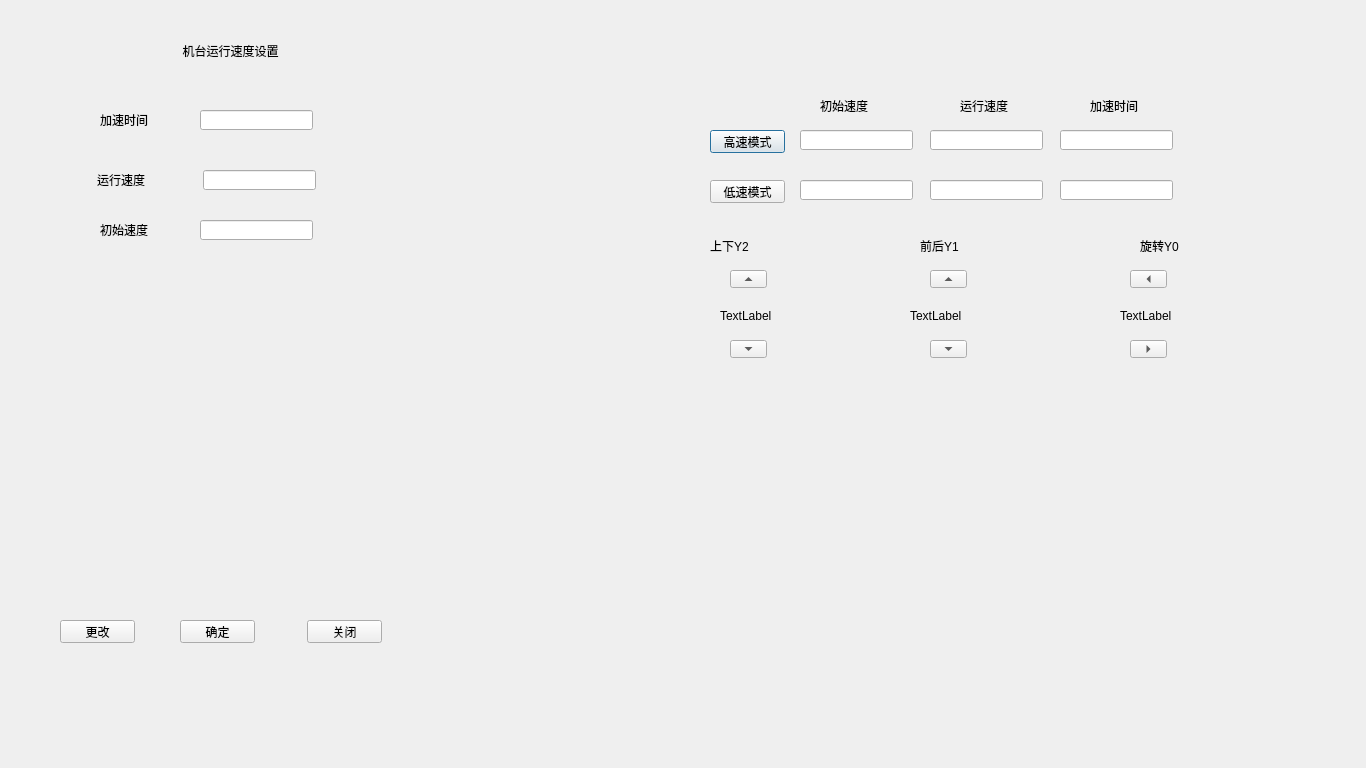
MacavityT/LensRing, file Lens_Ring/cmd.ui: the form before one commit.
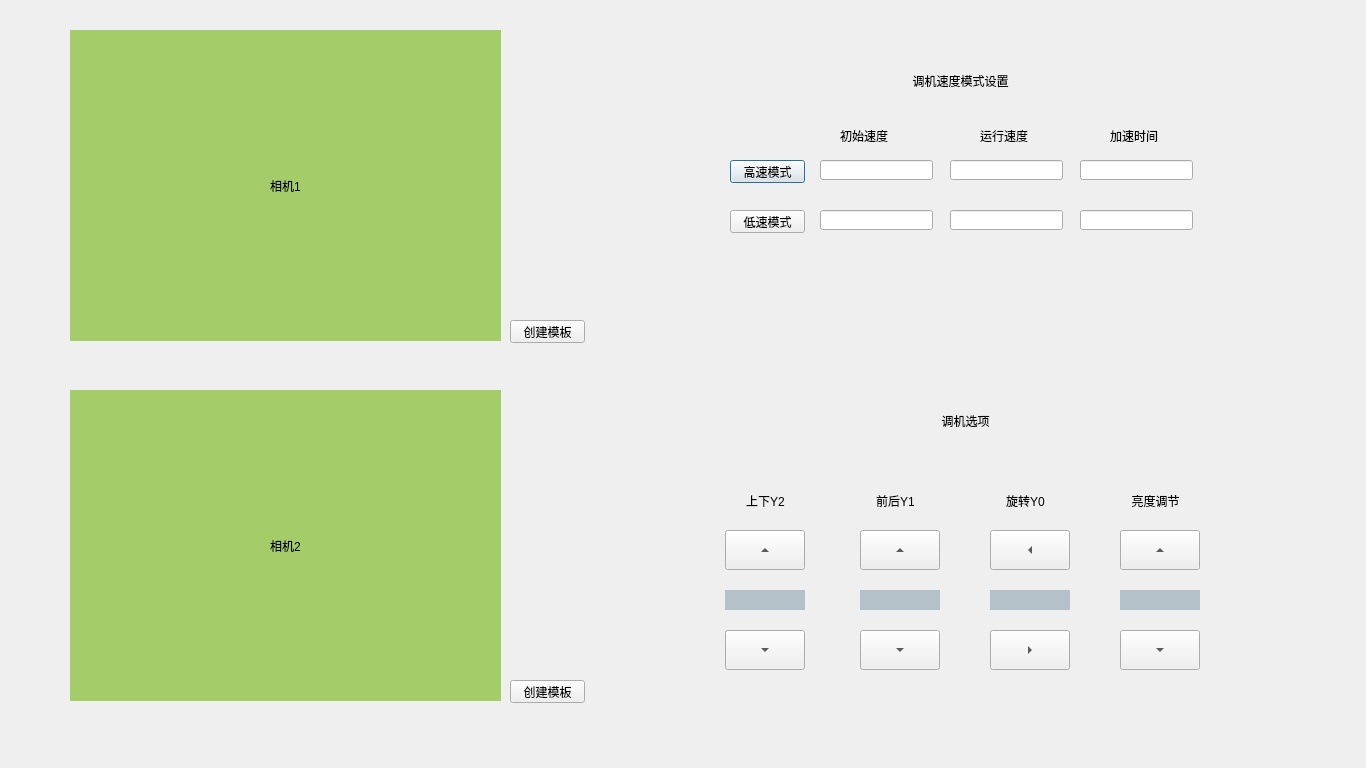
The form after the commit.

Patch:
```diff
--- a/Lens_Ring/cmd.ui
+++ b/Lens_Ring/cmd.ui
@@ -13,82 +13,13 @@
   <property name="windowTitle">
    <string>Dialog</string>
   </property>
-  <widget class="QLineEdit" name="Speed_Initial0">
-   <property name="geometry">
-    <rect>
-     <x>200</x>
-     <y>110</y>
-     <width>113</width>
-     <height>20</height>
-    </rect>
-   </property>
-  </widget>
-  <widget class="QLabel" name="label">
-   <property name="geometry">
-    <rect>
-     <x>100</x>
-     <y>110</y>
-     <width>71</width>
-     <height>20</height>
-    </rect>
-   </property>
-   <property name="text">
-    <string>加速时间</string>
-   </property>
-  </widget>
-  <widget class="QLabel" name="label_2">
-   <property name="geometry">
-    <rect>
-     <x>97</x>
-     <y>170</y>
-     <width>71</width>
-     <height>20</height>
-    </rect>
-   </property>
-   <property name="text">
-    <string>运行速度</string>
-   </property>
-  </widget>
-  <widget class="QLineEdit" name="Spee_Set0">
-   <property name="geometry">
-    <rect>
-     <x>203</x>
-     <y>170</y>
-     <width>113</width>
-     <height>20</height>
-    </rect>
-   </property>
-  </widget>
-  <widget class="QLineEdit" name="Acceleration0">
-   <property name="geometry">
-    <rect>
-     <x>200</x>
-     <y>220</y>
-     <width>113</width>
-     <height>20</height>
-    </rect>
-   </property>
-  </widget>
-  <widget class="QLabel" name="label_3">
-   <property name="geometry">
-    <rect>
-     <x>100</x>
-     <y>220</y>
-     <width>71</width>
-     <height>20</height>
-    </rect>
-   </property>
-   <property name="text">
-    <string>初始速度</string>
-   </property>
-  </widget>
   <widget class="QToolButton" name="Camera1_down">
    <property name="geometry">
     <rect>
-     <x>730</x>
-     <y>340</y>
-     <width>37</width>
-     <height>18</height>
+     <x>725</x>
+     <y>630</y>
+     <width>80</width>
+     <height>40</height>
     </rect>
    </property>
    <property name="text">
@@ -104,10 +35,10 @@
   <widget class="QToolButton" name="Camera1_up">
    <property name="geometry">
     <rect>
-     <x>730</x>
-     <y>270</y>
-     <width>37</width>
-     <height>18</height>
+     <x>725</x>
+     <y>530</y>
+     <width>80</width>
+     <height>40</height>
     </rect>
    </property>
    <property name="text">
@@ -123,10 +54,10 @@
   <widget class="QToolButton" name="Camera2_up">
    <property name="geometry">
     <rect>
-     <x>930</x>
-     <y>270</y>
-     <width>37</width>
-     <height>18</height>
+     <x>860</x>
+     <y>530</y>
+     <width>80</width>
+     <height>40</height>
     </rect>
    </property>
    <property name="text">
@@ -142,10 +73,10 @@
   <widget class="QToolButton" name="Camera2_down">
    <property name="geometry">
     <rect>
-     <x>930</x>
-     <y>340</y>
-     <width>37</width>
-     <height>18</height>
+     <x>860</x>
+     <y>630</y>
+     <width>80</width>
+     <height>40</height>
     </rect>
    </property>
    <property name="text">
@@ -161,36 +92,29 @@
   <widget class="QLabel" name="label_4">
    <property name="geometry">
     <rect>
-     <x>710</x>
-     <y>240</y>
-     <width>54</width>
-     <height>12</height>
+     <x>730</x>
+     <y>490</y>
+     <width>71</width>
+     <height>21</height>
     </rect>
    </property>
+   <property name="styleSheet">
+    <string notr="true">font: 14pt &quot;Adobe 黑体 Std R&quot;;</string>
+   </property>
    <property name="text">
     <string>上下Y2</string>
    </property>
-  </widget>
-  <widget class="QLabel" name="label_5">
-   <property name="geometry">
-    <rect>
-     <x>920</x>
-     <y>240</y>
-     <width>54</width>
-     <height>12</height>
-    </rect>
-   </property>
-   <property name="text">
-    <string>前后Y1</string>
+   <property name="alignment">
+    <set>Qt::AlignCenter</set>
    </property>
   </widget>
   <widget class="QToolButton" name="Clockwise">
    <property name="geometry">
     <rect>
-     <x>1130</x>
-     <y>340</y>
-     <width>37</width>
-     <height>18</height>
+     <x>990</x>
+     <y>630</y>
+     <width>80</width>
+     <height>40</height>
     </rect>
    </property>
    <property name="text">
@@ -206,10 +130,10 @@
   <widget class="QToolButton" name="Anticlockwise">
    <property name="geometry">
     <rect>
-     <x>1130</x>
-     <y>270</y>
-     <width>37</width>
-     <height>18</height>
+     <x>990</x>
+     <y>530</y>
+     <width>80</width>
+     <height>40</height>
     </rect>
    </property>
    <property name="text">
@@ -222,24 +146,11 @@
     <string notr="true">CMD_Button</string>
    </attribute>
   </widget>
-  <widget class="QLabel" name="label_6">
-   <property name="geometry">
-    <rect>
-     <x>1140</x>
-     <y>240</y>
-     <width>54</width>
-     <height>12</height>
-    </rect>
-   </property>
-   <property name="text">
-    <string>旋转Y0</string>
-   </property>
-  </widget>
   <widget class="QPushButton" name="HIGH_SPEED">
    <property name="geometry">
     <rect>
-     <x>710</x>
-     <y>130</y>
+     <x>730</x>
+     <y>160</y>
      <width>75</width>
      <height>23</height>
     </rect>
@@ -251,8 +162,8 @@
   <widget class="QPushButton" name="LOW_SPEED">
    <property name="geometry">
     <rect>
-     <x>710</x>
-     <y>180</y>
+     <x>730</x>
+     <y>210</y>
      <width>75</width>
      <height>23</height>
     </rect>
@@ -264,8 +175,8 @@
   <widget class="QLineEdit" name="HIGH_SPEED_SET">
    <property name="geometry">
     <rect>
-     <x>930</x>
-     <y>130</y>
+     <x>950</x>
+     <y>160</y>
      <width>113</width>
      <height>20</height>
     </rect>
@@ -274,76 +185,18 @@
   <widget class="QLineEdit" name="LOW_SPEED_SET">
    <property name="geometry">
     <rect>
-     <x>930</x>
-     <y>180</y>
+     <x>950</x>
+     <y>210</y>
      <width>113</width>
      <height>20</height>
     </rect>
    </property>
   </widget>
-  <widget class="QLabel" name="label_7">
-   <property name="geometry">
-    <rect>
-     <x>100</x>
-     <y>20</y>
-     <width>261</width>
-     <height>61</height>
-    </rect>
-   </property>
-   <property name="styleSheet">
-    <string notr="true">font: 24pt &quot;Adobe 黑体 Std R&quot;;</string>
-   </property>
-   <property name="text">
-    <string>机台运行速度设置</string>
-   </property>
-   <property name="alignment">
-    <set>Qt::AlignCenter</set>
-   </property>
-  </widget>
-  <widget class="QPushButton" name="CHANGE">
-   <property name="geometry">
-    <rect>
-     <x>60</x>
-     <y>620</y>
-     <width>75</width>
-     <height>23</height>
-    </rect>
-   </property>
-   <property name="text">
-    <string>更改</string>
-   </property>
-  </widget>
-  <widget class="QPushButton" name="CLOSE">
-   <property name="geometry">
-    <rect>
-     <x>307</x>
-     <y>620</y>
-     <width>75</width>
-     <height>23</height>
-    </rect>
-   </property>
-   <property name="text">
-    <string>关闭</string>
-   </property>
-  </widget>
-  <widget class="QPushButton" name="ALL_CONFIRM">
-   <property name="geometry">
-    <rect>
-     <x>180</x>
-     <y>620</y>
-     <width>75</width>
-     <height>23</height>
-    </rect>
-   </property>
-   <property name="text">
-    <string>确定</string>
-   </property>
-  </widget>
   <widget class="QLineEdit" name="High_Speed_Initial">
    <property name="geometry">
     <rect>
-     <x>800</x>
-     <y>130</y>
+     <x>820</x>
+     <y>160</y>
      <width>113</width>
      <height>20</height>
     </rect>
@@ -352,8 +205,8 @@
   <widget class="QLineEdit" name="High_Speed_Acceleration">
    <property name="geometry">
     <rect>
-     <x>1060</x>
-     <y>130</y>
+     <x>1080</x>
+     <y>160</y>
      <width>113</width>
      <height>20</height>
     </rect>
@@ -362,8 +215,8 @@
   <widget class="QLineEdit" name="Low_Speed_Initial">
    <property name="geometry">
     <rect>
-     <x>800</x>
-     <y>180</y>
+     <x>820</x>
+     <y>210</y>
      <width>113</width>
      <height>20</height>
     </rect>
@@ -372,57 +225,37 @@
   <widget class="QLineEdit" name="Low_Speed_Acceleration">
    <property name="geometry">
     <rect>
-     <x>1060</x>
-     <y>180</y>
+     <x>1080</x>
+     <y>210</y>
      <width>113</width>
      <height>20</height>
     </rect>
    </property>
   </widget>
-  <widget class="QLabel" name="label_8">
+  <widget class="QLabel" name="position2">
    <property name="geometry">
     <rect>
-     <x>720</x>
-     <y>310</y>
-     <width>54</width>
-     <height>12</height>
+     <x>725</x>
+     <y>590</y>
+     <width>80</width>
+     <height>20</height>
     </rect>
    </property>
-   <property name="text">
-    <string>TextLabel</string>
+   <property name="styleSheet">
+    <string notr="true">background-color: rgb(181, 193, 200);</string>
    </property>
-  </widget>
-  <widget class="QLabel" name="label_9">
-   <property name="geometry">
-    <rect>
-     <x>910</x>
-     <y>310</y>
-     <width>54</width>
-     <height>12</height>
-    </rect>
-   </property>
    <property name="text">
-    <string>TextLabel</string>
+    <string/>
    </property>
-  </widget>
-  <widget class="QLabel" name="label_10">
-   <property name="geometry">
-    <rect>
-     <x>1120</x>
-     <y>310</y>
-     <width>54</width>
-     <height>12</height>
-    </rect>
-   </property>
-   <property name="text">
-    <string>TextLabel</string>
+   <property name="alignment">
+    <set>Qt::AlignCenter</set>
    </property>
   </widget>
   <widget class="QLabel" name="label_11">
    <property name="geometry">
     <rect>
-     <x>820</x>
-     <y>100</y>
+     <x>840</x>
+     <y>130</y>
      <width>54</width>
      <height>12</height>
     </rect>
@@ -434,8 +267,8 @@
   <widget class="QLabel" name="label_12">
    <property name="geometry">
     <rect>
-     <x>960</x>
-     <y>100</y>
+     <x>980</x>
+     <y>130</y>
      <width>54</width>
      <height>12</height>
     </rect>
@@ -447,8 +280,8 @@
   <widget class="QLabel" name="label_13">
    <property name="geometry">
     <rect>
-     <x>1090</x>
-     <y>100</y>
+     <x>1110</x>
+     <y>130</y>
      <width>54</width>
      <height>12</height>
     </rect>
@@ -457,6 +290,256 @@
     <string>加速时间</string>
    </property>
   </widget>
+  <widget class="QLabel" name="label_20">
+   <property name="geometry">
+    <rect>
+     <x>830</x>
+     <y>50</y>
+     <width>261</width>
+     <height>61</height>
+    </rect>
+   </property>
+   <property name="styleSheet">
+    <string notr="true">font: 24pt &quot;Adobe 黑体 Std R&quot;;</string>
+   </property>
+   <property name="text">
+    <string>调机速度模式设置</string>
+   </property>
+   <property name="alignment">
+    <set>Qt::AlignCenter</set>
+   </property>
+  </widget>
+  <widget class="QLabel" name="label_21">
+   <property name="geometry">
+    <rect>
+     <x>840</x>
+     <y>390</y>
+     <width>251</width>
+     <height>61</height>
+    </rect>
+   </property>
+   <property name="styleSheet">
+    <string notr="true">font: 24pt &quot;Adobe 黑体 Std R&quot;;</string>
+   </property>
+   <property name="text">
+    <string>调机选项</string>
+   </property>
+   <property name="alignment">
+    <set>Qt::AlignCenter</set>
+   </property>
+  </widget>
+  <widget class="QLabel" name="label_3">
+   <property name="geometry">
+    <rect>
+     <x>70</x>
+     <y>30</y>
+     <width>431</width>
+     <height>311</height>
+    </rect>
+   </property>
+   <property name="styleSheet">
+    <string notr="true">font: 24pt &quot;AcadEref&quot;;
+background-color: rgb(164, 205, 106);</string>
+   </property>
+   <property name="text">
+    <string>相机1</string>
+   </property>
+   <property name="alignment">
+    <set>Qt::AlignCenter</set>
+   </property>
+  </widget>
+  <widget class="QLabel" name="label_7">
+   <property name="geometry">
+    <rect>
+     <x>70</x>
+     <y>390</y>
+     <width>431</width>
+     <height>311</height>
+    </rect>
+   </property>
+   <property name="styleSheet">
+    <string notr="true">font: 24pt &quot;AcadEref&quot;;
+background-color: rgb(164, 205, 106);</string>
+   </property>
+   <property name="text">
+    <string>相机2</string>
+   </property>
+   <property name="alignment">
+    <set>Qt::AlignCenter</set>
+   </property>
+  </widget>
+  <widget class="QPushButton" name="pushButton">
+   <property name="geometry">
+    <rect>
+     <x>510</x>
+     <y>320</y>
+     <width>75</width>
+     <height>23</height>
+    </rect>
+   </property>
+   <property name="text">
+    <string>创建模板</string>
+   </property>
+  </widget>
+  <widget class="QPushButton" name="pushButton_2">
+   <property name="geometry">
+    <rect>
+     <x>510</x>
+     <y>680</y>
+     <width>75</width>
+     <height>23</height>
+    </rect>
+   </property>
+   <property name="text">
+    <string>创建模板</string>
+   </property>
+  </widget>
+  <widget class="QLabel" name="position1">
+   <property name="geometry">
+    <rect>
+     <x>860</x>
+     <y>590</y>
+     <width>80</width>
+     <height>20</height>
+    </rect>
+   </property>
+   <property name="styleSheet">
+    <string notr="true">background-color: rgb(181, 193, 200);</string>
+   </property>
+   <property name="text">
+    <string/>
+   </property>
+   <property name="alignment">
+    <set>Qt::AlignCenter</set>
+   </property>
+  </widget>
+  <widget class="QLabel" name="position0">
+   <property name="geometry">
+    <rect>
+     <x>990</x>
+     <y>590</y>
+     <width>80</width>
+     <height>20</height>
+    </rect>
+   </property>
+   <property name="styleSheet">
+    <string notr="true">background-color: rgb(181, 193, 200);</string>
+   </property>
+   <property name="text">
+    <string/>
+   </property>
+   <property name="alignment">
+    <set>Qt::AlignCenter</set>
+   </property>
+  </widget>
+  <widget class="QLabel" name="label_8">
+   <property name="geometry">
+    <rect>
+     <x>860</x>
+     <y>490</y>
+     <width>71</width>
+     <height>21</height>
+    </rect>
+   </property>
+   <property name="styleSheet">
+    <string notr="true">font: 14pt &quot;Adobe 黑体 Std R&quot;;</string>
+   </property>
+   <property name="text">
+    <string>前后Y1</string>
+   </property>
+   <property name="alignment">
+    <set>Qt::AlignCenter</set>
+   </property>
+  </widget>
+  <widget class="QLabel" name="label_9">
+   <property name="geometry">
+    <rect>
+     <x>990</x>
+     <y>490</y>
+     <width>71</width>
+     <height>21</height>
+    </rect>
+   </property>
+   <property name="styleSheet">
+    <string notr="true">font: 14pt &quot;Adobe 黑体 Std R&quot;;</string>
+   </property>
+   <property name="text">
+    <string>旋转Y0</string>
+   </property>
+   <property name="alignment">
+    <set>Qt::AlignCenter</set>
+   </property>
+  </widget>
+  <widget class="QLabel" name="label_10">
+   <property name="geometry">
+    <rect>
+     <x>1120</x>
+     <y>490</y>
+     <width>71</width>
+     <height>21</height>
+    </rect>
+   </property>
+   <property name="styleSheet">
+    <string notr="true">font: 14pt &quot;Adobe 黑体 Std R&quot;;</string>
+   </property>
+   <property name="text">
+    <string>亮度调节</string>
+   </property>
+   <property name="alignment">
+    <set>Qt::AlignCenter</set>
+   </property>
+  </widget>
+  <widget class="QLabel" name="brightness">
+   <property name="geometry">
+    <rect>
+     <x>1120</x>
+     <y>590</y>
+     <width>80</width>
+     <height>20</height>
+    </rect>
+   </property>
+   <property name="styleSheet">
+    <string notr="true">background-color: rgb(181, 193, 200);</string>
+   </property>
+   <property name="text">
+    <string/>
+   </property>
+   <property name="alignment">
+    <set>Qt::AlignCenter</set>
+   </property>
+  </widget>
+  <widget class="QToolButton" name="Camera2_down_2">
+   <property name="geometry">
+    <rect>
+     <x>1120</x>
+     <y>630</y>
+     <width>80</width>
+     <height>40</height>
+    </rect>
+   </property>
+   <property name="text">
+    <string>...</string>
+   </property>
+   <property name="arrowType">
+    <enum>Qt::DownArrow</enum>
+   </property>
+  </widget>
+  <widget class="QToolButton" name="Camera2_up_2">
+   <property name="geometry">
+    <rect>
+     <x>1120</x>
+     <y>530</y>
+     <width>80</width>
+     <height>40</height>
+    </rect>
+   </property>
+   <property name="text">
+    <string>...</string>
+   </property>
+   <property name="arrowType">
+    <enum>Qt::UpArrow</enum>
+   </property>
+  </widget>
  </widget>
  <resources/>
  <connections/>
```
